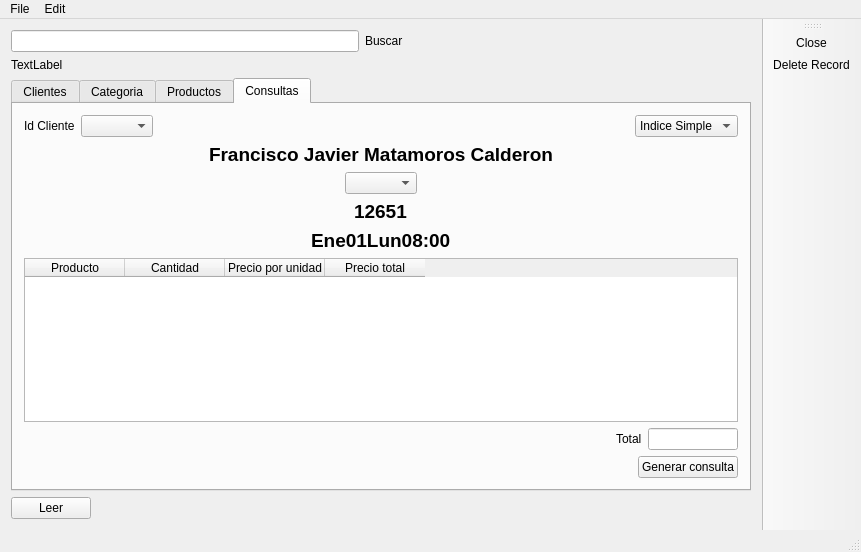
Old version of the form mainwindow.ui in the repository MatamorosF3/RecordsFiles.
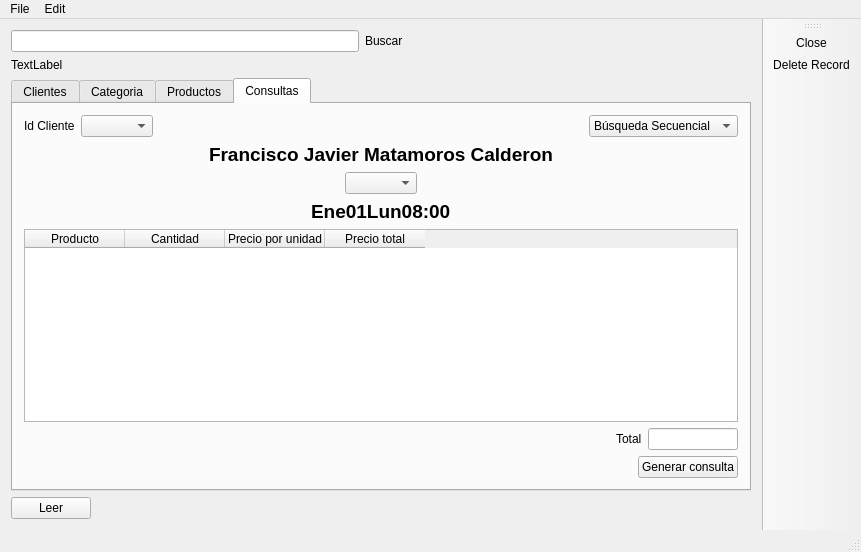
New version of the form. Icons and pictures are not drawn.

Commit message: update comentario en codigo

Patch:
```diff
--- a/mainwindow.ui
+++ b/mainwindow.ui
@@ -248,21 +248,7 @@
                </widget>
               </item>
               <item alignment="Qt::AlignHCenter">
-               <widget class="QLabel" name="label_4">
-                <property name="font">
-                 <font>
-                  <pointsize>14</pointsize>
-                  <weight>75</weight>
-                  <bold>true</bold>
-                 </font>
-                </property>
-                <property name="text">
-                 <string>12651</string>
-                </property>
-               </widget>
-              </item>
-              <item alignment="Qt::AlignHCenter">
-               <widget class="QLabel" name="label_IdFactura">
+               <widget class="QLabel" name="label_FechaFactura">
                 <property name="font">
                  <font>
                   <pointsize>14</pointsize>
@@ -381,7 +367,7 @@
            <widget class="QComboBox" name="comboBox_metodoDeBusquedad">
             <item>
              <property name="text">
-              <string>Indice Simple</string>
+              <string>Búsqueda Secuencial</string>
              </property>
             </item>
             <item>
```
Left out of the diff: 2 changed lines with no effect on the pictures. The commit also changes 2 other files.
